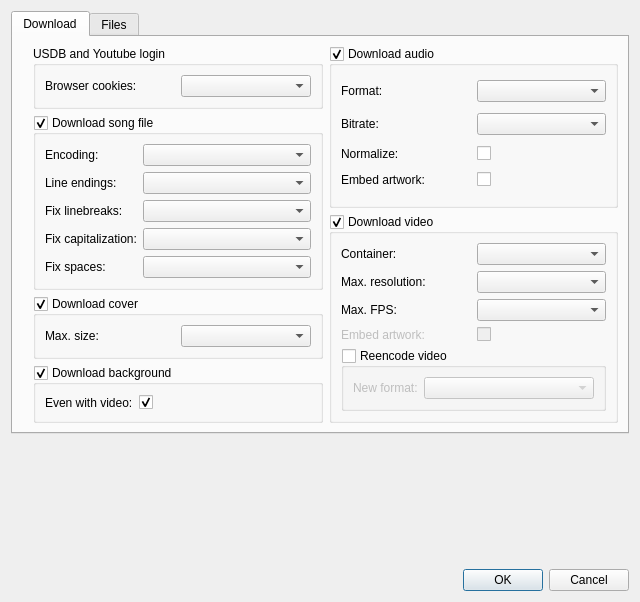
bohning/usdb_syncer, file src/usdb_syncer/gui/forms/SettingsDialog.ui: the form before one commit.
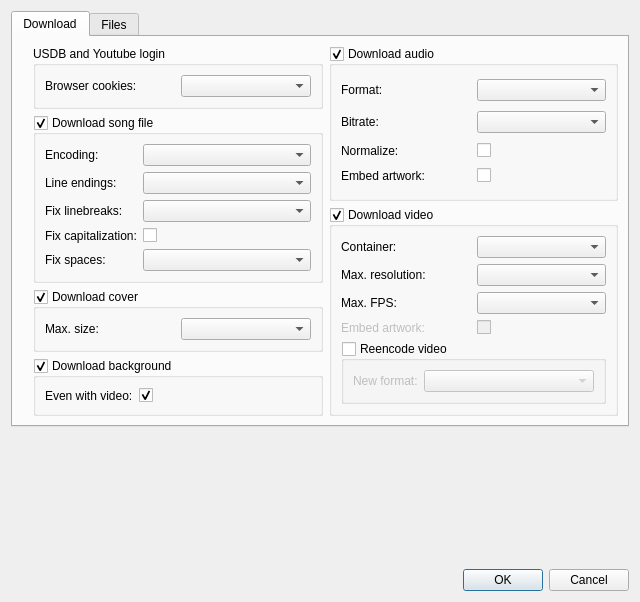
The form after the commit.

Commit message: Switch from QCombobox to QCheckbox (bool) for FixFirstWordsCapitalization.

What changed in the file:
```diff
--- a/src/usdb_syncer/gui/forms/SettingsDialog.ui
+++ b/src/usdb_syncer/gui/forms/SettingsDialog.ui
@@ -155,9 +155,9 @@
              </widget>
             </item>
             <item row="3" column="1">
-             <widget class="QComboBox" name="comboBox_fix_first_words_capitalization">
-              <property name="toolTip">
-               <string>&lt;html&gt;&lt;head/&gt;&lt;body&gt;&lt;p&gt;If this setting is enabled, the first word of each line is capitalized.&lt;/p&gt;&lt;/body&gt;&lt;/html&gt;</string>
+             <widget class="QCheckBox" name="checkBox_fix_first_words_capitalization">
+              <property name="text">
+               <string/>
               </property>
              </widget>
             </item>
```
The commit also changes 5 other files.
